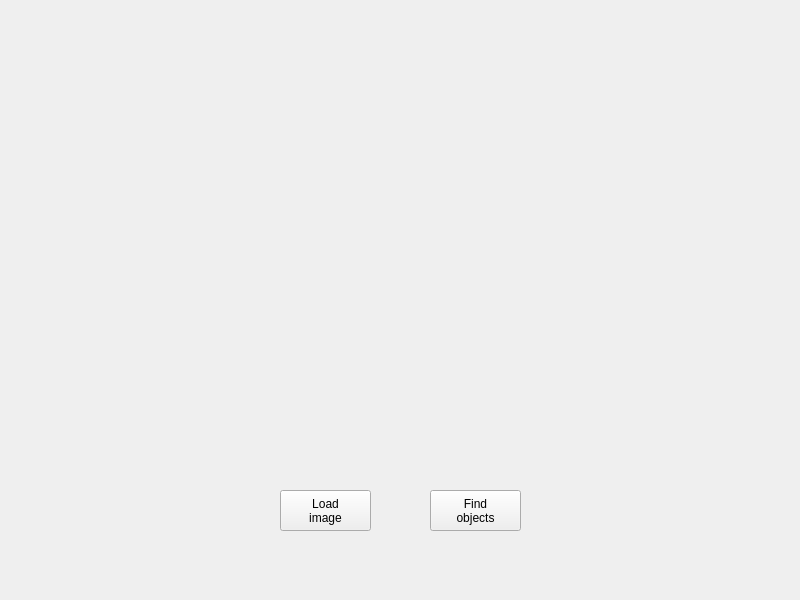
Above: ui/finding_objects_module_.ui from Andinoriel/CW-Neural-Network-Recognition before the change. Below: the same form after it.
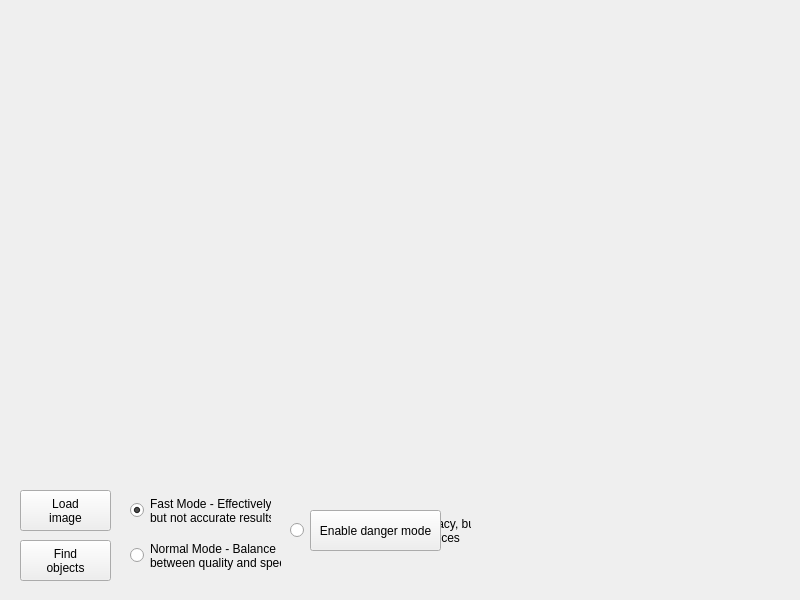
That is the form after the change.

Patch:
```diff
--- a/ui/finding_objects_module_.ui
+++ b/ui/finding_objects_module_.ui
@@ -28,8 +28,8 @@
   <widget class="QPushButton" name="find_objects">
    <property name="geometry">
     <rect>
-     <x>430</x>
-     <y>490</y>
+     <x>20</x>
+     <y>540</y>
      <width>91</width>
      <height>41</height>
     </rect>
@@ -42,7 +42,7 @@
   <widget class="QPushButton" name="load_image">
    <property name="geometry">
     <rect>
-     <x>280</x>
+     <x>20</x>
      <y>490</y>
      <width>91</width>
      <height>41</height>
@@ -69,6 +69,67 @@
     <string/>
    </property>
   </widget>
+  <widget class="QRadioButton" name="mode_fast">
+   <property name="geometry">
+    <rect>
+     <x>130</x>
+     <y>490</y>
+     <width>141</width>
+     <height>41</height>
+    </rect>
+   </property>
+   <property name="text">
+    <string>Fast Mode - Effectively,
+but not accurate results</string>
+   </property>
+   <property name="checked">
+    <bool>true</bool>
+   </property>
+  </widget>
+  <widget class="QRadioButton" name="mode_normal">
+   <property name="geometry">
+    <rect>
+     <x>130</x>
+     <y>540</y>
+     <width>151</width>
+     <height>31</height>
+    </rect>
+   </property>
+   <property name="text">
+    <string>Normal Mode - Balance 
+between quality and speed</string>
+   </property>
+  </widget>
+  <widget class="QRadioButton" name="mode_slow">
+   <property name="enabled">
+    <bool>true</bool>
+   </property>
+   <property name="geometry">
+    <rect>
+     <x>290</x>
+     <y>510</y>
+     <width>181</width>
+     <height>41</height>
+    </rect>
+   </property>
+   <property name="text">
+    <string>Slow Mode - High accuracy, but 
+consumes a lot of resources</string>
+   </property>
+  </widget>
+  <widget class="QPushButton" name="danger_mode">
+   <property name="geometry">
+    <rect>
+     <x>310</x>
+     <y>510</y>
+     <width>131</width>
+     <height>41</height>
+    </rect>
+   </property>
+   <property name="text">
+    <string>Enable danger mode</string>
+   </property>
+  </widget>
  </widget>
  <resources/>
  <connections/>
```
Left out of the diff: 2 changed lines with no effect on the pictures.
